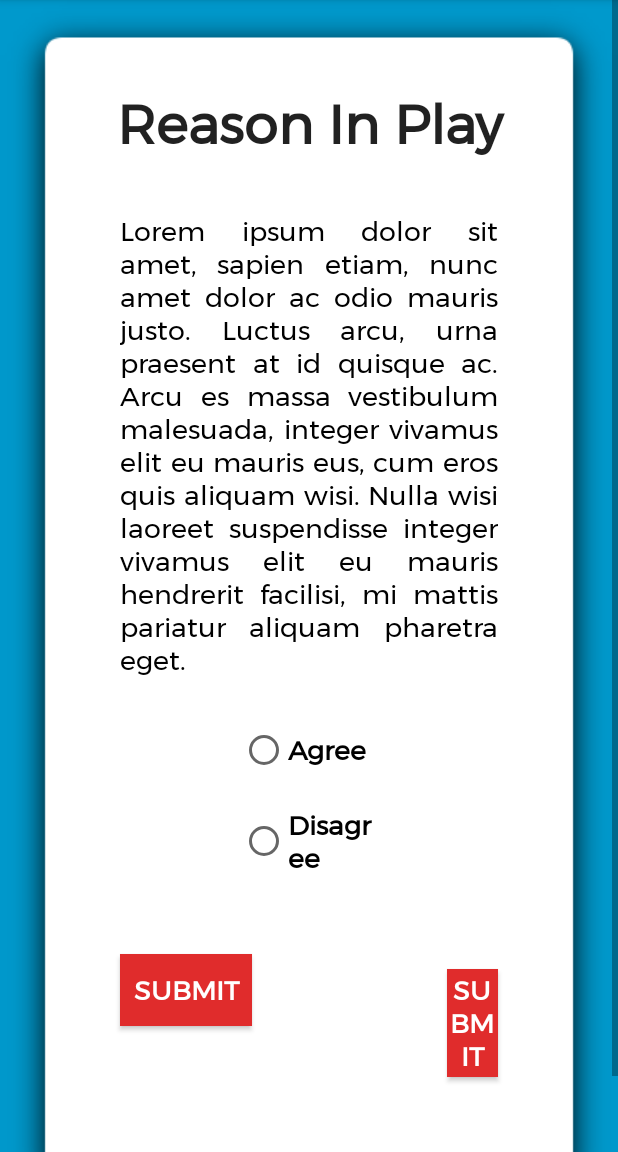
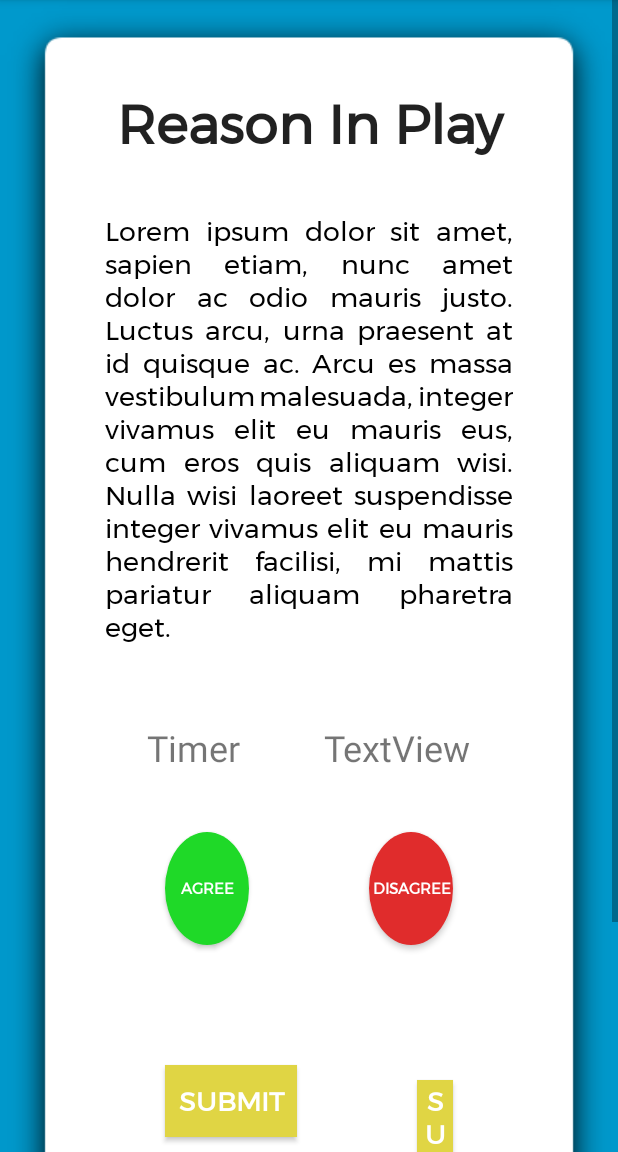
Before and after one commit to TushitNag11/TugOfLogic, an Android app: the ReasonInPlayDisplay_User screen opened directly, with no data from a screen before it, on a phone screen of 412 x 824 dp, the part 84-1236 px from its top. Run offline under Robolectric (Android 15) with nearby library versions, the phone set to English and light mode, and no system bars.

Commit message:
made some changes to UI

```diff
--- a/app/build.gradle
+++ b/app/build.gradle
@@ -37,6 +37,7 @@ dependencies {
     implementation 'androidx.appcompat:appcompat:1.2.0'
     implementation 'androidx.constraintlayout:constraintlayout:2.0.1'
     implementation "androidx.room:room-runtime:2.2.5"
+    implementation 'androidx.gridlayout:gridlayout:1.0.0'
     testImplementation 'junit:junit:4.12'
     androidTestImplementation 'androidx.test.ext:junit:1.1.2'
     androidTestImplementation 'androidx.test.espresso:espresso-core:3.3.0'
--- a/app/src/main/java/com/example/tugoflogic/ReasonInPlayDisplay_User.kt
+++ b/app/src/main/java/com/example/tugoflogic/ReasonInPlayDisplay_User.kt
@@ -7,5 +7,6 @@ class ReasonInPlayDisplay_User : AppCompatActivity() {
     override fun onCreate(savedInstanceState: Bundle?) {
         super.onCreate(savedInstanceState)
         setContentView(R.layout.activity_reason_in_play_display__user)
+
     }
 }
--- a/app/src/main/java/com/example/tugoflogic/ReasonInPlay_User.kt
+++ b/app/src/main/java/com/example/tugoflogic/ReasonInPlay_User.kt
@@ -1,11 +1,20 @@
 package com.example.tugoflogic
 
+import android.content.Intent
 import androidx.appcompat.app.AppCompatActivity
 import android.os.Bundle
+import android.widget.Button
 
 class ReasonInPlay_User : AppCompatActivity() {
     override fun onCreate(savedInstanceState: Bundle?) {
         super.onCreate(savedInstanceState)
         setContentView(R.layout.activity_reason_in_play__user)
+
+        val submitBtn = findViewById<Button>(R.id.ripSubmitBtn)
+        submitBtn.setOnClickListener {
+
+            val intent = Intent(this, ReasonInPlayDisplay_User::class.java)
+            startActivity(intent)
+        }
     }
 }
--- /dev/null
+++ b/app/src/main/res/drawable/greenbutton.xml
@@ -0,0 +1,21 @@
+<?xml version="1.0" encoding="utf-8"?>
+<selector xmlns:android="http://schemas.android.com/apk/res/android">
+    <item android:state_pressed="true" >
+        <shape android:shape="oval">
+            <solid android:color="@color/green"/>
+            <size android:width="20dp" android:height="20dp"/>
+        </shape>
+    </item>
+    <item android:state_focused="true">
+        <shape android:shape="oval">
+            <solid android:color="@color/green"/>
+            <size android:width="20dp" android:height="20dp"/>
+        </shape>
+    </item>
+    <item >
+        <shape android:shape="oval">
+            <solid android:color="@color/green"/>
+            <size android:width="20dp" android:height="75dp"/>
+        </shape>
+    </item>
+</selector>
--- /dev/null
+++ b/app/src/main/res/drawable/redbutton.xml
@@ -0,0 +1,21 @@
+<?xml version="1.0" encoding="utf-8"?>
+<selector xmlns:android="http://schemas.android.com/apk/res/android">
+    <item android:state_pressed="true" >
+        <shape android:shape="oval">
+            <solid android:color="@color/backgroundColor"/>
+            <size android:width="20dp" android:height="20dp"/>
+        </shape>
+    </item>
+    <item android:state_focused="true">
+        <shape android:shape="oval">
+            <solid android:color="@color/backgroundColor"/>
+            <size android:width="20dp" android:height="20dp"/>
+        </shape>
+    </item>
+    <item >
+        <shape android:shape="oval">
+            <solid android:color="@color/backgroundColor"/>
+            <size android:width="20dp" android:height="20dp"/>
+        </shape>
+    </item>
+</selector>
--- a/app/src/main/res/layout/activity_gameid.xml
+++ b/app/src/main/res/layout/activity_gameid.xml
@@ -12,6 +12,7 @@
     <LinearLayout
         android:layout_width="match_parent"
         android:layout_height="match_parent"
+        android:layout_gravity="center"
         android:background="@drawable/shadow4"
         android:elevation="50dp"
         android:orientation="vertical">
@@ -29,16 +30,20 @@
 
         <ImageView
             android:id="@+id/logoView"
-            android:layout_width="wrap_content"
-            android:layout_height="wrap_content"
+            android:layout_width="match_parent"
+            android:layout_height="match_parent"
             android:layout_gravity="center"
+            android:layout_marginStart="40dp"
+            android:layout_marginLeft="40dp"
             android:layout_marginTop="40dp"
+            android:layout_marginEnd="40dp"
+            android:layout_marginRight="40dp"
             app:srcCompat="@drawable/logo" />
 
         <TableLayout
             android:layout_width="match_parent"
             android:layout_height="wrap_content"
-            android:layout_marginTop="50dp"
+            android:layout_marginBottom="50dp"
             android:fontFamily="@font/montserrat"
             android:gravity="center"
             android:orientation="horizontal">
@@ -46,6 +51,7 @@
             <TableRow
                 android:layout_width="match_parent"
                 android:layout_height="match_parent"
+                android:layout_marginTop="20dp"
                 android:gravity="center"
                 android:paddingLeft="10dp"
                 android:paddingTop="10dp"
@@ -55,6 +61,8 @@
                 <TextView
                     android:layout_width="wrap_content"
                     android:layout_height="wrap_content"
+                    android:layout_marginStart="20dp"
+                    android:layout_marginLeft="20dp"
                     android:fontFamily="@font/montserrat"
                     android:text="@string/gamIdLabel"
                     android:textColor="@android:color/black"
@@ -65,7 +73,8 @@
                     android:id="@+id/emailTexbox"
                     android:layout_width="wrap_content"
                     android:layout_height="wrap_content"
-                    android:layout_marginLeft="20dp"
+                    android:layout_marginEnd="20dp"
+                    android:layout_marginRight="20dp"
                     android:ems="10"
                     android:fontFamily="@font/montserrat"
                     android:hint="Enter your game ID"
@@ -78,8 +87,7 @@
         <LinearLayout
             android:layout_width="match_parent"
             android:layout_height="wrap_content"
-            android:layout_marginTop="20dp"
-            android:layout_marginBottom="100dp"
+            android:layout_marginBottom="50dp"
             android:orientation="vertical">
 
             <Button
@@ -89,6 +97,7 @@
                 android:layout_marginLeft="100dp"
                 android:layout_marginTop="30dp"
                 android:layout_marginRight="100dp"
+                android:layout_marginBottom="40dp"
                 android:layout_weight="1"
                 android:background="@color/backgroundColor"
                 android:fontFamily="@font/montserrat"
--- a/app/src/main/res/layout/activity_main.xml
+++ b/app/src/main/res/layout/activity_main.xml
@@ -20,9 +20,12 @@
             android:id="@+id/headerTitle"
             android:layout_width="match_parent"
             android:layout_height="wrap_content"
-            android:layout_marginLeft="23dp"
+            android:layout_marginStart="40dp"
+            android:layout_marginLeft="40dp"
             android:layout_marginTop="40dp"
-            android:layout_marginRight="20dp"
+            android:layout_marginEnd="40dp"
+            android:layout_marginRight="40dp"
+            android:layout_marginBottom="20dp"
             android:fontFamily="@font/montserrat"
             android:gravity="center_horizontal"
             android:text="@string/title"
@@ -36,12 +39,12 @@
             android:layout_width="186dp"
             android:layout_height="55dp"
             android:layout_gravity="center"
+            android:layout_marginBottom="20dp"
             app:srcCompat="@drawable/logo" />
 
         <TableLayout
             android:layout_width="match_parent"
             android:layout_height="wrap_content"
-            android:layout_marginTop="50dp"
             android:fontFamily="@font/montserrat"
             android:gravity="center"
             android:orientation="horizontal">
@@ -59,6 +62,8 @@
                     android:id="@+id/nameLabel"
                     android:layout_width="wrap_content"
                     android:layout_height="wrap_content"
+                    android:layout_marginStart="20dp"
+                    android:layout_marginLeft="20dp"
                     android:fontFamily="@font/montserrat"
                     android:text="@string/emailLabel"
                     android:textColor="@android:color/black"
@@ -69,7 +74,8 @@
                     android:id="@+id/emailTexbox"
                     android:layout_width="wrap_content"
                     android:layout_height="wrap_content"
-                    android:layout_marginLeft="20dp"
+                    android:layout_marginEnd="20dp"
+                    android:layout_marginRight="20dp"
                     android:ems="10"
                     android:fontFamily="@font/montserrat"
                     android:hint="Enter your email "
@@ -90,6 +96,8 @@
                     android:id="@+id/passwordLabel"
                     android:layout_width="wrap_content"
                     android:layout_height="wrap_content"
+                    android:layout_marginStart="20dp"
+                    android:layout_marginLeft="20dp"
                     android:fontFamily="@font/montserrat"
                     android:text="@string/passwordLabel"
                     android:textColor="@android:color/black"
@@ -100,7 +108,8 @@
                     android:id="@+id/signupPassword"
                     android:layout_width="wrap_content"
                     android:layout_height="wrap_content"
-                    android:layout_marginLeft="20dp"
+                    android:layout_marginEnd="20dp"
+                    android:layout_marginRight="20dp"
                     android:ems="10"
                     android:fontFamily="@font/montserrat"
                     android:hint="Enter your password"
@@ -115,7 +124,7 @@
                 android:paddingLeft="10dp"
                 android:paddingTop="12dp"
                 android:paddingRight="10dp"
-                android:paddingBottom="10dp"/>
+                android:paddingBottom="10dp" />
 
         </TableLayout>
 
--- a/app/src/main/res/layout/activity_reason_in_play__user.xml
+++ b/app/src/main/res/layout/activity_reason_in_play__user.xml
@@ -12,6 +12,7 @@
     <LinearLayout
         android:layout_width="match_parent"
         android:layout_height="match_parent"
+        android:layout_gravity="center"
         android:background="@drawable/shadow4"
         android:orientation="vertical">
 
--- a/app/src/main/res/layout/activity_reason_in_play_display__user.xml
+++ b/app/src/main/res/layout/activity_reason_in_play_display__user.xml
@@ -16,7 +16,7 @@
         android:orientation="vertical">
 
         <TextView
-            android:id="@+id/ripLabel"
+            android:id="@+id/reasoninplayLabel"
             android:layout_width="match_parent"
             android:layout_height="wrap_content"
             android:layout_gravity="center"
@@ -31,86 +31,114 @@
             android:textStyle="bold" />
 
         <TextView
-            android:id="@+id/ripDisplay"
+            android:id="@+id/reasoninplayDisplay"
             android:layout_width="match_parent"
             android:layout_height="wrap_content"
-            android:layout_marginStart="50dp"
-            android:layout_marginLeft="50dp"
+            android:layout_marginLeft="40dp"
             android:layout_marginTop="30dp"
-            android:layout_marginEnd="50dp"
-            android:layout_marginRight="50dp"
+            android:layout_marginRight="40dp"
             android:fontFamily="@font/montserrat"
             android:justificationMode="inter_word"
             android:text="Lorem ipsum dolor sit amet, sapien etiam, nunc amet dolor ac odio mauris justo. Luctus arcu, urna praesent at id quisque ac. Arcu es massa vestibulum malesuada, integer vivamus elit eu mauris eus, cum eros quis aliquam wisi. Nulla wisi laoreet suspendisse integer vivamus elit eu mauris hendrerit facilisi, mi mattis pariatur aliquam pharetra eget."
             android:textColor="@android:color/black"
             android:textSize="18sp" />
 
-        <RadioGroup
+        <LinearLayout
             android:layout_width="match_parent"
             android:layout_height="match_parent"
-            android:layout_marginStart="50dp"
-            android:layout_marginLeft="50dp"
-            android:layout_marginTop="10dp"
-            android:layout_marginEnd="50dp"
-            android:layout_marginRight="50dp">
+            android:layout_marginStart="40dp"
+            android:layout_marginLeft="40dp"
+            android:layout_marginTop="50dp"
+            android:layout_marginEnd="40dp"
+            android:layout_marginRight="40dp"
+            android:orientation="horizontal">
 
-            <RadioButton
-                android:id="@+id/trueRadioBtn"
-                style="@android:style/Widget.CompoundButton.RadioButton"
-                android:layout_width="match_parent"
+            <TextView
+                android:id="@+id/timerLabel"
+                android:layout_width="wrap_content"
                 android:layout_height="wrap_content"
-                android:layout_marginStart="80dp"
-                android:layout_marginLeft="80dp"
-                android:layout_marginTop="20dp"
-                android:layout_marginEnd="80dp"
-                android:layout_marginRight="80dp"
-                android:fontFamily="@font/montserrat"
-                android:text="@string/agree"
-                android:textAppearance="@style/TextAppearance.AppCompat.Medium"
-                android:textColor="@android:color/background_dark"
-                android:textSize="18sp"
-                android:textStyle="bold" />
+                android:layout_weight="1"
+                android:gravity="center"
+                android:text="@string/timer"
+                android:textSize="24sp" />
 
-            <RadioButton
-                android:id="@+id/falseRadioBtn"
-                style="@android:style/Widget.CompoundButton.RadioButton"
-                android:layout_width="match_parent"
+            <TextView
+                android:id="@+id/timerText"
+                android:layout_width="wrap_content"
                 android:layout_height="wrap_content"
-                android:layout_marginStart="80dp"
-                android:layout_marginLeft="80dp"
-                android:layout_marginTop="20dp"
-                android:layout_marginEnd="80dp"
-                android:layout_marginRight="80dp"
-                android:layout_marginBottom="10dp"
-                android:fontFamily="@font/montserrat"
-                android:text="@string/disagree"
-                android:textAppearance="@style/TextAppearance.AppCompat.Medium"
-                android:textColor="@android:color/background_dark"
-                android:textSize="18sp"
-                android:textStyle="bold" />
-
-        </RadioGroup>
+                android:layout_weight="1"
+                android:gravity="center"
+                android:text="TextView"
+                android:textSize="24sp" />
+        </LinearLayout>
 
         <LinearLayout
             android:layout_width="match_parent"
-            android:layout_height="wrap_content"
+            android:layout_height="match_parent"
+            android:layout_marginStart="40dp"
+            android:layout_marginLeft="40dp"
+            android:layout_marginTop="20dp"
+            android:layout_marginEnd="40dp"
+            android:layout_marginRight="40dp"
+            android:orientation="horizontal">
+
+            <Button
+                android:id="@+id/acceptBtn"
+                android:layout_width="wrap_content"
+                android:layout_height="wrap_content"
+                android:layout_marginStart="40dp"
+                android:layout_marginLeft="40dp"
+                android:layout_marginTop="20dp"
+                android:layout_marginEnd="40dp"
+                android:layout_marginRight="40dp"
+                android:layout_marginBottom="30dp"
+                android:layout_weight="1"
+                android:background="@drawable/greenbutton"
+                android:fontFamily="@font/montserrat"
+                android:text="@string/agree"
+                android:textColor="@color/white"
+                android:textSize="10sp"
+                android:textStyle="bold" />
+
+            <Button
+                android:id="@+id/rejectBtn"
+                android:layout_width="wrap_content"
+                android:layout_height="match_parent"
+                android:layout_marginStart="40dp"
+                android:layout_marginLeft="40dp"
+                android:layout_marginTop="20dp"
+                android:layout_marginEnd="40dp"
+                android:layout_marginRight="40dp"
+                android:layout_marginBottom="30dp"
+                android:layout_weight="1"
+                android:background="@drawable/redbutton"
+                android:fontFamily="@font/montserrat"
+                android:text="@string/disagree"
+                android:textColor="@color/white"
+                android:textSize="10sp"
+                android:textStyle="bold" />
+        </LinearLayout>
+
+        <LinearLayout
+            android:layout_width="match_parent"
+            android:layout_height="match_parent"
             android:layout_marginStart="40dp"
             android:layout_marginLeft="40dp"
             android:layout_marginTop="10dp"
             android:layout_marginEnd="40dp"
             android:layout_marginRight="40dp"
-            android:layout_marginBottom="60dp"
+            android:layout_marginBottom="50dp"
             android:orientation="horizontal">
 
             <Button
-                android:id="@+id/submitBtn"
+                android:id="@+id/bckBtn"
                 android:layout_width="wrap_content"
                 android:layout_height="wrap_content"
-                android:layout_marginStart="10dp"
-                android:layout_marginLeft="10dp"
-                android:layout_marginTop="30dp"
-                android:layout_marginBottom="20dp"
-                android:background="@color/backgroundColor"
+                android:layout_marginLeft="40dp"
+                android:layout_marginTop="40dp"
+                android:layout_marginRight="40dp"
+                android:layout_marginBottom="50dp"
+                android:background="@color/yellow"
                 android:fontFamily="@font/montserrat"
                 android:text="@string/submit"
                 android:textColor="@color/white"
@@ -118,23 +146,20 @@
                 android:textStyle="bold" />
 
             <Button
-                android:id="@+id/nextBtn"
+                android:id="@+id/submitBtn2"
                 android:layout_width="wrap_content"
                 android:layout_height="wrap_content"
-                android:layout_marginStart="130dp"
-                android:layout_marginLeft="130dp"
-                android:layout_marginTop="30dp"
-                android:layout_marginEnd="10dp"
-                android:layout_marginRight="10dp"
-                android:layout_marginBottom="20dp"
-                android:background="@color/backgroundColor"
+                android:layout_marginLeft="40dp"
+                android:layout_marginTop="40dp"
+                android:layout_marginRight="40dp"
+                android:layout_marginBottom="50dp"
+                android:layout_weight="1"
+                android:background="@color/yellow"
                 android:fontFamily="@font/montserrat"
                 android:text="@string/submit"
                 android:textColor="@color/white"
                 android:textSize="18sp"
                 android:textStyle="bold" />
-
-
         </LinearLayout>
 
     </LinearLayout>
--- a/app/src/main/res/values/colors.xml
+++ b/app/src/main/res/values/colors.xml
@@ -5,4 +5,6 @@
     <color name="colorAccent">#03DAC5</color>
     <color name="backgroundColor">#E02C2C</color>
     <color name="white">#FFFFFF</color>
+    <color name="yellow">#E0D544</color>
+    <color name="green">#1FD928</color>
 </resources>
--- a/app/src/main/res/values/strings.xml
+++ b/app/src/main/res/values/strings.xml
@@ -16,6 +16,8 @@
     <string name="Role">Role:</string>
     <string name="submit">Submit</string>
     <string name="RIP">Reason In Play</string>
+    <string name="refresh">Refresh</string>
+    <string name="timer">Timer</string>
     <string-array name="spinnerItems">
         <item>Fecilitator</item>
         <item>Student</item>
```
